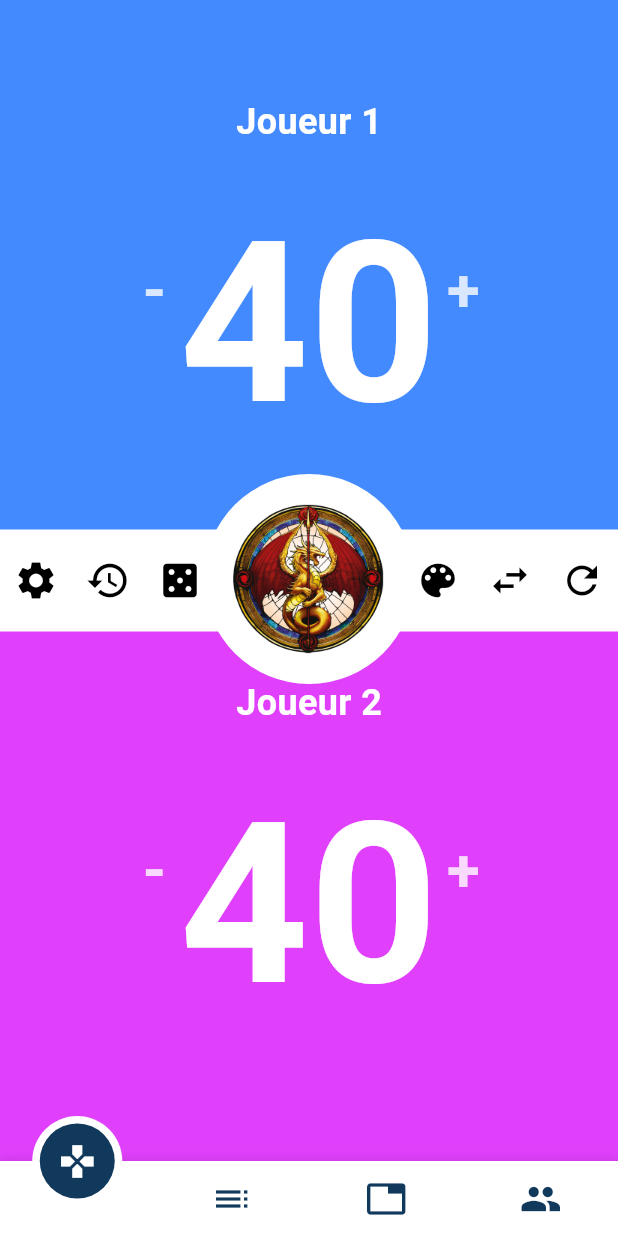
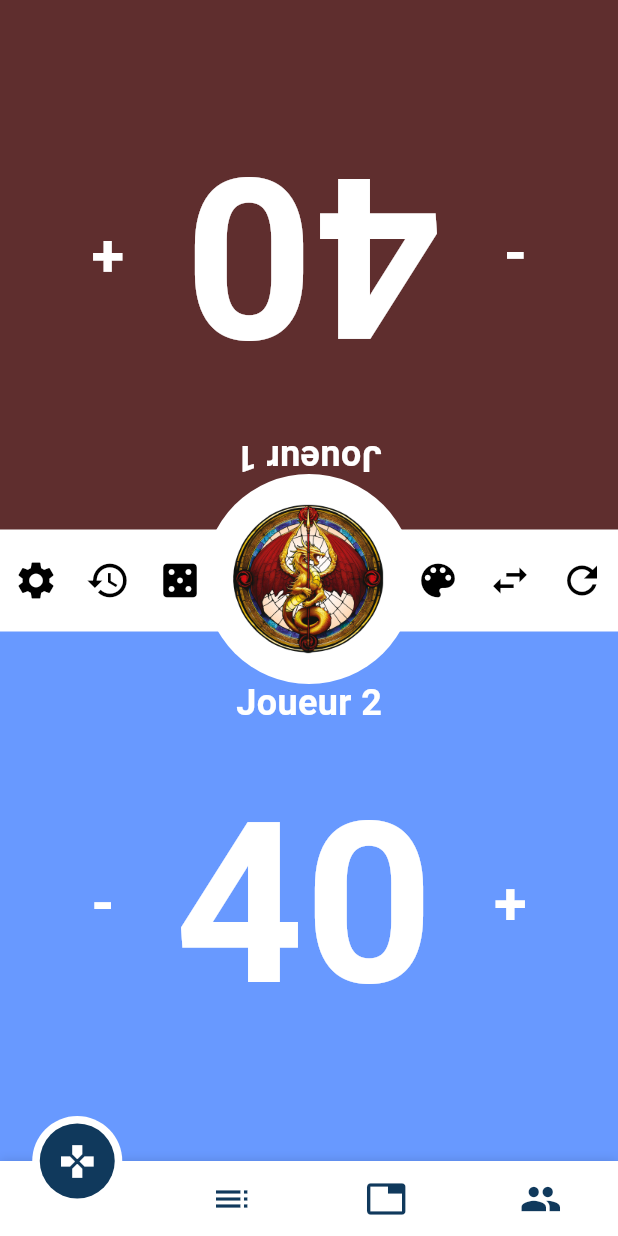
Before and after one commit to devmeup-fr/my_alarms, a Flutter app: the screen it shows after launch, after a tap on the "refresh" icon, on a phone screen of 412 x 824 dp. Run offline on Flutter 3.47's test engine with Material 3 defaults, Android fonts, the phone set to English and light mode, and no system bars; our stand-ins replace cloud_firestore, dio, equatable, firebase_auth, firebase_core, flutter_bloc and 9 more; missing offline and left inert: app_settings, flag; accounts and stored records are empty.

Commit message:
feat(match): add pause match + change colors

```diff
--- /dev/null
+++ b/lib/models/game_player_model.dart
@@ -0,0 +1,21 @@
+import 'package:flutter/material.dart';
+
+class GamePlayer {
+  String name;
+  int life;
+  Color color;
+
+  GamePlayer({
+    required this.name,
+    this.life = 40,
+    this.color = Colors.blueAccent,
+  });
+
+  void resetLife() {
+    life = 40;
+  }
+
+  void adjustLife(int amount) {
+    life += amount;
+  }
+}
--- a/lib/screens/match_screen.dart
+++ b/lib/screens/match_screen.dart
@@ -1,7 +1,9 @@
 import 'dart:async';
 
+import 'package:fab_dracailles/theme/colors.dart';
 import 'package:flutter/material.dart';
 
+import '../models/game_player_model.dart';
 import '../widgets/life_tracker_widget.dart';
 
 class MatchScreen extends StatefulWidget {
@@ -19,32 +21,29 @@ class _MatchScreenState extends State<MatchScreen>
   final GlobalKey<LifeTrackerWidgetState> _player1Key = GlobalKey();
   final GlobalKey<LifeTrackerWidgetState> _player2Key = GlobalKey();
 
-  late List<Map<String, dynamic>> _players;
+  late List<GamePlayer> _players;
   late List<String> _history;
 
   String _matchType = "Standard";
   final int _dieSides = 6;
   int _rolledNumber = 1;
   bool _rolling = false;
-  int _timerDuration = 50 * 60; // 50 minutes in seconds
-  int _timeLeft = 50 * 60; // Timer duration in seconds
+  int _timerDuration = 55 * 60; // 50 minutes in seconds
+  int _timeLeft = 55 * 60; // Timer duration in seconds
   Timer? _timer;
   bool _timerStarted = false; // Track if the timer has started
+  final List<Color> _colorsToSelect = ThemeColors.colorsPlayerGame;
 
   void initGame() {
     _players = [
-      {
-        'name': 'Joueur 1',
-        'color': Colors.blueAccent,
-        'life': 40,
-        'key': _player1Key
-      },
-      {
-        'name': 'Joueur 2',
-        'color': Colors.purpleAccent,
-        'life': 40,
-        'key': _player2Key
-      },
+      GamePlayer(
+        name: 'Joueur 1',
+        color: _colorsToSelect[0],
+      ),
+      GamePlayer(
+        name: 'Joueur 2',
+        color: _colorsToSelect[1],
+      ),
     ];
     _history = [];
   }
@@ -62,20 +61,13 @@ class _MatchScreenState extends State<MatchScreen>
   }
 
   void _resetGame() {
-    initGame();
+    _players[0].life = 40;
+    _players[1].life = 40;
     setState(() {
-      _player1Key.currentState?.resetLife();
-      _player2Key.currentState?.resetLife();
       _timeLeft = _timerDuration; // Reset the timer
       _timerStarted = false; // Allow the timer to be started again
     });
-    _timer?.cancel(); // Cancel any active timer
-  }
-
-  void _updateLife(int playerIndex, int newLife) {
-    setState(() {
-      _players[playerIndex]['life'] = newLife;
-    });
+    _timer?.cancel();
   }
 
   void _reversePlayers() {
@@ -128,7 +120,7 @@ class _MatchScreenState extends State<MatchScreen>
           mainAxisSize: MainAxisSize.min,
           children: _players.asMap().entries.map((entry) {
             int index = entry.key;
-            Map<String, dynamic> player = entry.value;
+            GamePlayer player = entry.value;
 
             return Padding(
               padding: const EdgeInsets.symmetric(vertical: 8.0),
@@ -137,10 +129,10 @@ class _MatchScreenState extends State<MatchScreen>
                   Expanded(
                     child: Container(
                       height: 40,
-                      color: player['color'],
+                      color: player.color,
                       alignment: Alignment.center,
                       child: Text(
-                        player['name'],
+                        player.name,
                         style: const TextStyle(color: Colors.white),
                       ),
                     ),
@@ -171,21 +163,14 @@ class _MatchScreenState extends State<MatchScreen>
     showDialog(
       context: context,
       builder: (context) => AlertDialog(
-        title: Text("Changer la couleur de ${_players[playerIndex]['name']}"),
+        title: Text("Changer la couleur de ${_players[playerIndex].name}"),
         content: Wrap(
           spacing: 10,
-          children: [
-            Colors.red,
-            Colors.green,
-            Colors.blue,
-            Colors.yellow,
-            Colors.orange,
-            Colors.purple,
-          ].map((color) {
+          children: _colorsToSelect.map((color) {
             return GestureDetector(
               onTap: () {
                 setState(() {
-                  _players[playerIndex]['color'] = color;
+                  _players[playerIndex].color = color;
                 });
                 Navigator.of(context).pop();
                 Navigator.of(context).pop();
@@ -278,12 +263,15 @@ class _MatchScreenState extends State<MatchScreen>
   }
 
   void startTimer() {
+    _timeLeft = _timerDuration; // Reset timer to match duration
     setState(() {
-      _timeLeft = _timerDuration; // Reset timer to match duration
+      _timeLeft--; // Reset timer to match duration
       _timerStarted = true; // Disable logo click
     });
 
     _timer = Timer.periodic(const Duration(seconds: 1), (timer) {
+      if (!_timerStarted) return;
+
       setState(() {
         if (_timeLeft > 0) {
           _timeLeft--;
@@ -291,6 +279,12 @@ class _MatchScreenState extends State<MatchScreen>
           _timer!.cancel(); // Stop timer when it reaches zero
         }
       });
+    });
+  }
+
+  void toggleTimer() {
+    setState(() {
+      _timerStarted = !_timerStarted;
     });
   }
 
@@ -302,6 +296,7 @@ class _MatchScreenState extends State<MatchScreen>
 
   @override
   Widget build(BuildContext context) {
+    super.build(context);
     return Scaffold(
       body: Stack(
         children: [
@@ -309,25 +304,18 @@ class _MatchScreenState extends State<MatchScreen>
           Column(
             children: [
               LifeTrackerWidget(
-                key: _players[0]['key'],
-                playerName: _players[0]['name'] as String,
-                backgroundColor: _players[0]['color'] as Color,
-                initialLife: _players[0]['life'] as int,
+                gamePlayer: _players[0],
+                invertMode: true,
                 onLifeChanged: (amount) {
-                  _updateLife(0, amount);
                   addToHistory(
-                      "${_players[0]['name']} ${amount > 0 ? "gained" : "lost"} ${amount.abs()} life");
+                      "${_players[0].name} ${amount > 0 ? "gained" : "lost"} ${amount.abs()} life");
                 },
               ),
               LifeTrackerWidget(
-                key: _players[1]['key'],
-                playerName: _players[1]['name'] as String,
-                backgroundColor: _players[1]['color'] as Color,
-                initialLife: _players[1]['life'] as int,
+                gamePlayer: _players[1],
                 onLifeChanged: (amount) {
-                  _updateLife(1, amount);
                   addToHistory(
-                      "${_players[1]['name']} ${amount > 0 ? "gained" : "lost"} ${amount.abs()} life");
+                      "${_players[1].name} ${amount > 0 ? "gained" : "lost"} ${amount.abs()} life");
                 },
               ),
             ],
@@ -363,9 +351,7 @@ class _MatchScreenState extends State<MatchScreen>
                           ),
                           IconButton(
                             onPressed: _rollDie,
-                            icon: _rolling
-                                ? const CircularProgressIndicator()
-                                : const Icon(Icons.casino, size: 30),
+                            icon: const Icon(Icons.casino, size: 30),
                             tooltip: "Roll Die",
                           ),
                         ],
@@ -399,9 +385,9 @@ class _MatchScreenState extends State<MatchScreen>
                 Positioned(
                   top: -37, // Adjust to ensure overlap
                   child: GestureDetector(
-                    onTap: !_timerStarted
+                    onTap: _timerDuration == _timeLeft
                         ? startTimer
-                        : null, // Disable logo tap after start
+                        : toggleTimer, // Disable logo tap after start
                     child: Container(
                       padding: const EdgeInsets.all(20),
                       decoration: const BoxDecoration(
@@ -410,11 +396,23 @@ class _MatchScreenState extends State<MatchScreen>
                       ),
                       child: Column(
                         children: [
-                          Image.asset(
-                            'assets/images/logo_dracailles_min.png',
-                            height: 100,
+                          Stack(
+                            children: [
+                              Image.asset(
+                                'assets/images/logo_dracailles_min.png',
+                                height: 100,
+                              ),
+                              if (!_timerStarted && _timerDuration != _timeLeft)
+                                Center(
+                                  child: Icon(
+                                    Icons.pause_circle_filled,
+                                    size: 100,
+                                    color: Colors.white.withOpacity(0.8),
+                                  ),
+                                ),
+                            ],
                           ),
-                          if (_timerStarted)
+                          if (_timerDuration != _timeLeft)
                             Text(
                               '${_timeLeft ~/ 60}:${(_timeLeft % 60).toString().padLeft(2, '0')}',
                               style: const TextStyle(
--- a/lib/theme/colors.dart
+++ b/lib/theme/colors.dart
@@ -28,4 +28,16 @@ class ThemeColors {
 
   static const backgroundColor = Color.fromRGBO(241, 241, 241, 1);
   static const tabBackgroundColor = Color.fromRGBO(253, 233, 205, 1);
+
+  static const colorsPlayerGame = [
+    Color.fromRGBO(95, 46, 46, 1),
+    Color.fromRGBO(104, 153, 255, 1),
+    Color.fromRGBO(218, 74, 74, 1),
+    Color.fromRGBO(230, 136, 10, 1),
+    Color.fromRGBO(255, 165, 0, 1),
+    Color.fromRGBO(153, 104, 255, 1),
+    Color.fromRGBO(255, 204, 153, 1),
+    Color.fromRGBO(153, 255, 204, 1),
+    Color.fromRGBO(255, 153, 153, 1),
+  ];
 }
--- a/lib/widgets/life_tracker_widget.dart
+++ b/lib/widgets/life_tracker_widget.dart
@@ -1,18 +1,17 @@
 import 'dart:async';
 
+import 'package:fab_dracailles/models/game_player_model.dart';
 import 'package:flutter/material.dart';
 
 class LifeTrackerWidget extends StatefulWidget {
-  final String playerName;
-  final Color backgroundColor;
-  final int initialLife;
+  final GamePlayer gamePlayer;
+  final bool invertMode;
   final void Function(int amount) onLifeChanged;
 
   const LifeTrackerWidget({
     super.key,
-    required this.playerName,
-    required this.backgroundColor,
-    this.initialLife = 40,
+    required this.gamePlayer,
+    this.invertMode = false,
     required this.onLifeChanged,
   });
 
@@ -21,20 +20,17 @@ class LifeTrackerWidget extends StatefulWidget {
 }
 
 class LifeTrackerWidgetState extends State<LifeTrackerWidget> {
-  late int _currentLife;
   Timer? _longPressTimer;
 
   @override
   void initState() {
     super.initState();
-    _currentLife = widget.initialLife;
   }
 
   void _adjustLife(int amount) {
     setState(() {
-      // Vérifie si la vie ne descend pas en dessous de -20
-      if (_currentLife + amount >= -20) {
-        _currentLife += amount;
+      if (widget.gamePlayer.life + amount > 0) {
+        widget.gamePlayer.adjustLife(amount);
         widget.onLifeChanged(amount);
       }
     });
@@ -42,45 +38,40 @@ class LifeTrackerWidgetState extends State<LifeTrackerWidget> {
 
   void resetLife() {
     setState(() {
-      _currentLife = 40;
+      widget.gamePlayer.resetLife();
     });
   }
 
   void _startLongPressTimer(int amount) {
     _adjustLife(amount);
-    // Start a timer that triggers every second while the user is pressing
     _longPressTimer =
         Timer.periodic(const Duration(milliseconds: 500), (timer) {
-      _adjustLife(amount); // Adjust life by 5 every second
+      _adjustLife(amount);
     });
   }
 
   void _stopLongPressTimer() {
-    // Cancel the timer when the user releases the press
     _longPressTimer?.cancel();
   }
 
   @override
   Widget build(BuildContext context) {
     return Expanded(
-      child: GestureDetector(
-        onTap: () => _adjustLife(1),
-        onLongPressStart: (details) =>
-            _startLongPressTimer(5), // Start timer on long press
-        onLongPressEnd: (_) =>
-            _stopLongPressTimer(), // Stop timer when long press ends
-        onLongPressCancel: () =>
-            _stopLongPressTimer(), // Stop timer if the press is canceled
+      child: Transform(
+        alignment: Alignment.center,
+        transform: widget.invertMode
+            ? Matrix4.rotationZ(3.14159) // 180° rotation
+            : Matrix4.identity(),
+        child: Container(
+          color: widget.gamePlayer.color,
           child: Stack(
             children: [
-            Container(
-              color: widget.backgroundColor,
-              child: Center(
+              Center(
                 child: Column(
                   mainAxisAlignment: MainAxisAlignment.center,
                   children: [
                     Text(
-                      widget.playerName,
+                      widget.gamePlayer.name,
                       style: const TextStyle(
                         fontSize: 24,
                         color: Colors.white,
@@ -88,61 +79,36 @@ class LifeTrackerWidgetState extends State<LifeTrackerWidget> {
                       ),
                     ),
                     const SizedBox(height: 10),
+                    Row(
+                      mainAxisAlignment: MainAxisAlignment.center,
+                      children: [
+                        const Padding(
+                          padding: EdgeInsets.only(right: 40.0),
+                          child: Text(
+                            '-',
+                            style: TextStyle(
+                              fontSize: 40,
+                              color: Colors.white,
+                              fontWeight: FontWeight.bold,
+                            ),
+                          ),
+                        ),
                         Text(
-                      '$_currentLife',
+                          widget.gamePlayer.life.toString(),
                           style: const TextStyle(
                             fontSize: 150,
                             color: Colors.white,
                             fontWeight: FontWeight.bold,
                           ),
                         ),
-                  ],
-                ),
-              ),
-            ),
-            Row(
-              children: [
-                Expanded(
-                  child: GestureDetector(
-                    onTap: () => _adjustLife(-1),
-                    onLongPressStart: (details) => _startLongPressTimer(
-                        -5), // Start timer to subtract life
-                    onLongPressEnd: (_) => _stopLongPressTimer(),
-                    onLongPressCancel: () => _stopLongPressTimer(),
-                    child: Container(
-                      color: Colors.transparent,
-                      child: Center(
-                        child: Text(
-                          '-',
-                          style: TextStyle(
-                            fontSize: 40,
-                            color: Colors.white.withOpacity(0.8),
-                            fontWeight: FontWeight.bold,
-                          ),
-                        ),
-                      ),
-                    ),
-                  ),
-                ),
-                Expanded(
-                  child: GestureDetector(
-                    onTap: () => _adjustLife(1),
-                    onLongPressStart: (details) =>
-                        _startLongPressTimer(5), // Start timer to add life
-                    onLongPressEnd: (_) => _stopLongPressTimer(),
-                    onLongPressCancel: () => _stopLongPressTimer(),
-                    child: Container(
-                      color: Colors.transparent,
-                      child: Center(
+                        const Padding(
+                          padding: EdgeInsets.only(left: 40.0),
                           child: Text(
                             '+',
                             style: TextStyle(
                               fontSize: 40,
-                            color: Colors.white.withOpacity(0.8),
+                              color: Colors.white,
                               fontWeight: FontWeight.bold,
-                          ),
-                        ),
-                      ),
                             ),
                           ),
                         ),
@@ -151,6 +117,36 @@ class LifeTrackerWidgetState extends State<LifeTrackerWidget> {
                   ],
                 ),
               ),
+              Row(
+                children: [
+                  Expanded(
+                    child: GestureDetector(
+                      onTap: () => _adjustLife(-1),
+                      onLongPressStart: (_) => _startLongPressTimer(-5),
+                      onLongPressEnd: (_) => _stopLongPressTimer(),
+                      onLongPressCancel: () => _stopLongPressTimer(),
+                      child: Container(
+                        color: Colors.transparent,
+                      ),
+                    ),
+                  ),
+                  Expanded(
+                    child: GestureDetector(
+                      onTap: () => _adjustLife(1),
+                      onLongPressStart: (_) => _startLongPressTimer(5),
+                      onLongPressEnd: (_) => _stopLongPressTimer(),
+                      onLongPressCancel: () => _stopLongPressTimer(),
+                      child: Container(
+                        color: Colors.transparent,
+                      ),
+                    ),
+                  ),
+                ],
+              ),
+            ],
+          ),
+        ),
+      ),
     );
   }
 }
```
Lines whose indentation alone changed are shown as unchanged.
